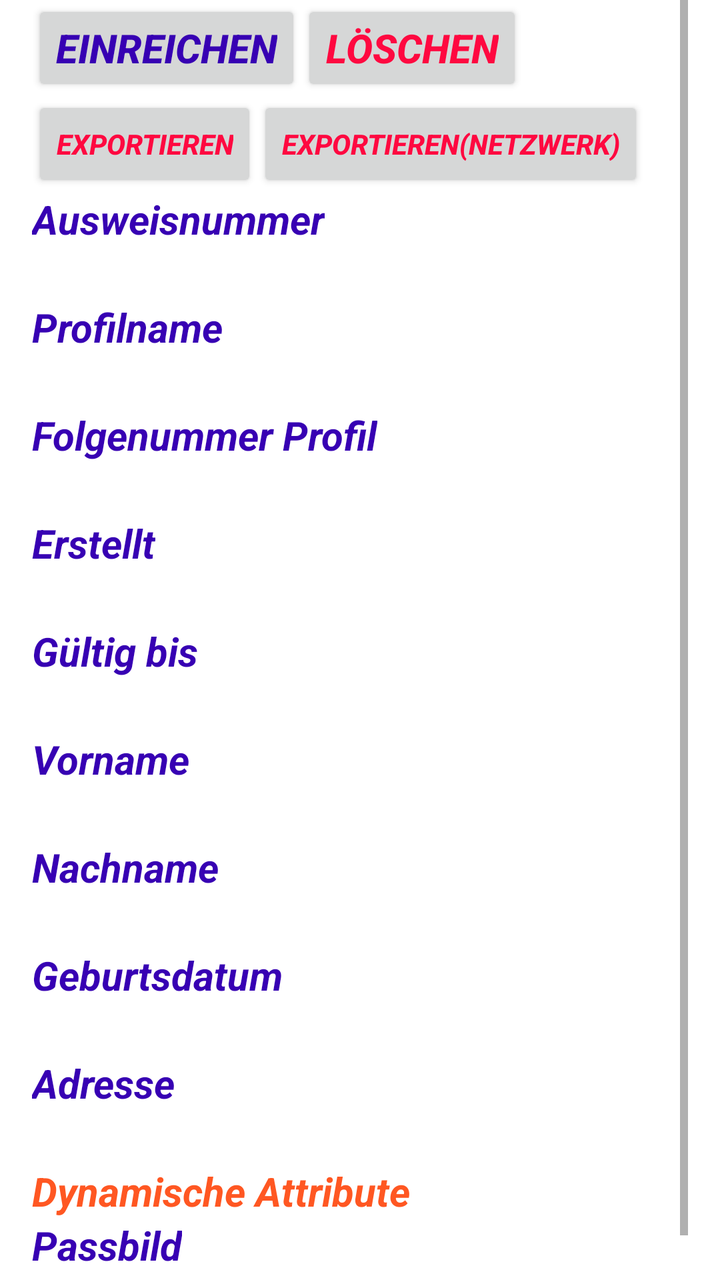
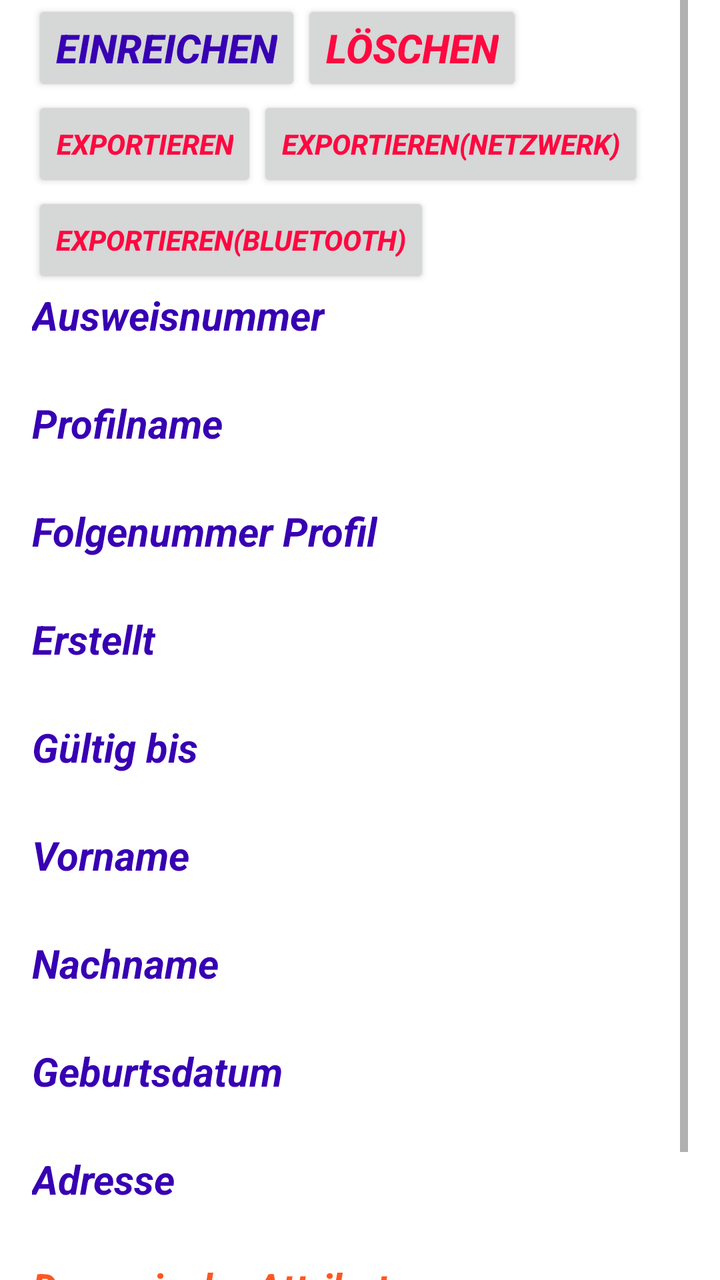

Before-and-after screenshots of an Android layout around one commit, followed by the original layout XML and the change that was made.
<!-- AndroidManifest.xml: application theme Theme.PommesfanIdentAndroid -->
<!-- res/layout/activity_personal_iddetails_view.xml -->
<?xml version="1.0" encoding="utf-8"?>
<ScrollView
        xmlns:android="http://schemas.android.com/apk/res/android"
        xmlns:tools="http://schemas.android.com/tools"
        android:id="@+id/personalIDdetailView"
        android:layout_width="match_parent"
        android:layout_height="match_parent"
        android:paddingLeft="16dp"
        android:paddingRight="16dp"
        android:orientation="vertical"
        tools:context=".PersonalIDdetailView">

    <LinearLayout android:layout_width="match_parent"
                  android:layout_height="wrap_content"
                  android:orientation="vertical">
        <LinearLayout
                android:layout_width="match_parent"
                android:layout_height="match_parent"
                android:id="@+id/personal_id_attributes"
                android:orientation="vertical">
            <LinearLayout
                    android:id="@+id/layoutHandInDelete"
                    android:layout_width="match_parent"
                    android:layout_height="match_parent"
                    android:orientation="horizontal">
                <Button
                        android:textSize="20sp"
                        android:layout_width="wrap_content"
                        android:layout_height="wrap_content"
                        android:textColor="@color/purple_700"
                        android:textStyle="bold|italic"
                        android:text="@string/einreichen"
                        android:id="@+id/btnHandIn"/>
                <Button
                        android:textSize="20sp"
                        android:layout_width="wrap_content"
                        android:layout_height="wrap_content"
                        android:textColor="#FF0840"
                        android:textStyle="bold|italic"
                        android:text="@string/l_schen"
                        android:id="@+id/btnDelete"/>
            </LinearLayout>
            <LinearLayout
                    android:id="@+id/layoutExport"
                    android:layout_width="match_parent"
                    android:layout_height="match_parent"
                    android:orientation="horizontal">
                <Button
                        android:textSize="14sp"
                        android:layout_width="wrap_content"
                        android:layout_height="wrap_content"
                        android:textColor="#FF0840"
                        android:textStyle="bold|italic"
                        android:text="@string/exportieren"
                        android:id="@+id/btnExportID"/>
                <Button
                        android:textSize="14sp"
                        android:layout_width="wrap_content"
                        android:layout_height="wrap_content"
                        android:textColor="#FF0840"
                        android:textStyle="bold|italic"
                        android:text="Exportieren(Netzwerk)"
                        android:id="@+id/btnExportIDoverNetwork"/>
            </LinearLayout>
            <TextView
                    android:textSize="20sp"
                    android:layout_width="wrap_content"
                    android:layout_height="wrap_content"
                    android:textColor="@color/purple_700"
                    android:textStyle="bold|italic"
                    android:text="@string/ausweisnummer" />
            <TextView
                    android:textSize="20sp"
                    android:layout_width="wrap_content"
                    android:layout_height="wrap_content"
                    android:id="@+id/fieldIDnumber"/>
            <TextView
                    android:textSize="20sp"
                    android:layout_width="wrap_content"
                    android:layout_height="wrap_content"
                    android:textColor="@color/purple_700"
                    android:textStyle="bold|italic"
                    android:text="@string/profilname" />
            <TextView
                    android:textSize="20sp"
                    android:layout_width="wrap_content"
                    android:layout_height="wrap_content"
                    android:id="@+id/fieldprofileName"/>
            <TextView
                    android:textSize="20sp"
                    android:layout_width="wrap_content"
                    android:layout_height="wrap_content"
                    android:textColor="@color/purple_700"
                    android:textStyle="bold|italic"
                    android:text="@string/folgenummer_profil" />
            <TextView
                    android:textSize="20sp"
                    android:layout_width="wrap_content"
                    android:layout_height="wrap_content"
                    android:id="@+id/profile_sequence_number"/>
            <TextView
                    android:textSize="20sp"
                    android:layout_width="wrap_content"
                    android:layout_height="wrap_content"
                    android:textColor="@color/purple_700"
                    android:textStyle="bold|italic"
                    android:text="@string/erstellt" />
            <TextView
                    android:textSize="20sp"
                    android:layout_width="wrap_content"
                    android:layout_height="wrap_content"
                    android:id="@+id/created"/>
            <TextView
                    android:textSize="20sp"
                    android:layout_width="wrap_content"
                    android:layout_height="wrap_content"
                    android:textColor="@color/purple_700"
                    android:textStyle="bold|italic"
                    android:text="@string/g_ltig_bis" />
            <TextView
                    android:textSize="20sp"
                    android:layout_width="wrap_content"
                    android:layout_height="wrap_content"
                    android:id="@+id/valid_until"/>
            <TextView
                    android:textSize="20sp"
                    android:layout_width="wrap_content"
                    android:layout_height="wrap_content"
                    android:textColor="@color/purple_700"
                    android:textStyle="bold|italic"
                    android:text="@string/vorname" />
            <TextView
                    android:textSize="20sp"
                    android:layout_width="wrap_content"
                    android:layout_height="wrap_content"
                    android:id="@+id/fieldName"/>
            <TextView
                    android:textSize="20sp"
                    android:layout_width="wrap_content"
                    android:layout_height="wrap_content"
                    android:textColor="@color/purple_700"
                    android:textStyle="bold|italic"
                    android:text="@string/nachname" />
            <TextView
                    android:textSize="20sp"
                    android:layout_width="wrap_content"
                    android:layout_height="wrap_content"
                    android:id="@+id/fieldSurname"/>
            <TextView
                    android:textSize="20sp"
                    android:layout_width="wrap_content"
                    android:layout_height="wrap_content"
                    android:textColor="@color/purple_700"
                    android:textStyle="bold|italic"
                    android:text="@string/geburtsdatum" />
            <TextView
                    android:textSize="20sp"
                    android:layout_width="wrap_content"
                    android:layout_height="wrap_content"
                    android:id="@+id/fieldBirthdate"/>
            <TextView
                    android:textSize="20sp"
                    android:layout_width="wrap_content"
                    android:layout_height="wrap_content"
                    android:textColor="@color/purple_700"
                    android:textStyle="bold|italic"
                    android:text="@string/adresse" />
            <TextView
                    android:textSize="20sp"
                    android:layout_width="wrap_content"
                    android:layout_height="wrap_content"
                    android:id="@+id/fieldAdress"/>
            <TextView
                    android:textSize="20sp"
                    android:layout_width="wrap_content"
                    android:layout_height="wrap_content"
                    android:textColor="#FF5722"
                    android:textStyle="bold|italic"
                    android:text="@string/dynamische_attribute"/>

        </LinearLayout>
        <TextView
                android:textSize="20sp"
                android:layout_width="wrap_content"
                android:layout_height="wrap_content"
                android:textColor="@color/purple_700"
                android:textStyle="bold|italic"
                android:text="@string/passbild" />

        <ImageView
                android:layout_width="match_parent"
                android:layout_height="match_parent"
                android:contentDescription=""
                android:id="@+id/viewPersonalImage"/>

        <TextView
                android:textSize="20sp"
                android:layout_width="wrap_content"
                android:layout_height="wrap_content"
                android:textColor="@color/purple_700"
                android:textStyle="bold|italic"
                android:text="@string/h_ndische_unterschrift"/>

        <ImageView
                android:layout_width="match_parent"
                android:layout_height="match_parent"
                android:contentDescription=""
                android:id="@+id/viewHandSignature"/>
    </LinearLayout>
</ScrollView>
<!-- resources referenced by this layout -->
<resources>
  <color name="purple_700">#FF3700B3</color>
  <string name="adresse">Adresse</string>
  <string name="ausweisnummer">Ausweisnummer</string>
  <string name="dynamische_attribute">Dynamische Attribute</string>
  <string name="einreichen">Einreichen</string>
  <string name="erstellt">Erstellt</string>
  <string name="exportieren">Exportieren</string>
  <string name="folgenummer_profil">Folgenummer Profil</string>
  <string name="g_ltig_bis">Gültig bis</string>
  <string name="geburtsdatum">Geburtsdatum</string>
  <string name="h_ndische_unterschrift">Händische Unterschrift</string>
  <string name="l_schen">Löschen</string>
  <string name="nachname">Nachname</string>
  <string name="passbild">Passbild</string>
  <string name="profilname">Profilname</string>
  <string name="vorname">Vorname</string>
  <style name="Theme.PommesfanIdentAndroid" parent="Theme.MaterialComponents.DayNight.NoActionBar">
          
          <item name="colorPrimary">@color/purple_500</item>
          <item name="colorPrimaryVariant">@color/purple_700</item>
          <item name="colorOnPrimary">@color/white</item>
          
          <item name="colorSecondary">@color/teal_200</item>
          <item name="colorSecondaryVariant">@color/teal_700</item>
          <item name="colorOnSecondary">@color/black</item>
          
          <item name="android:statusBarColor">?attr/colorPrimaryVariant</item>
          
      </style>
  <color name="purple_500">#FF6200EE</color>
  <color name="white">#FFFFFFFF</color>
  <color name="teal_200">#FF03DAC5</color>
  <color name="teal_700">#FF018786</color>
  <color name="black">#FF000000</color>
</resources>

<!-- the commit's change to res/layout/activity_personal_iddetails_view.xml (unified diff, before → after) -->
@@ -62,6 +62,14 @@
                         android:text="Exportieren(Netzwerk)"
                         android:id="@+id/btnExportIDoverNetwork"/>
             </LinearLayout>
+            <Button
+                    android:textSize="14sp"
+                    android:layout_width="wrap_content"
+                    android:layout_height="wrap_content"
+                    android:textColor="#FF0840"
+                    android:textStyle="bold|italic"
+                    android:text="Exportieren(Bluetooth)"
+                    android:id="@+id/btnExportIDoverBluetooth"/>
             <TextView
                     android:textSize="20sp"
                     android:layout_width="wrap_content"
